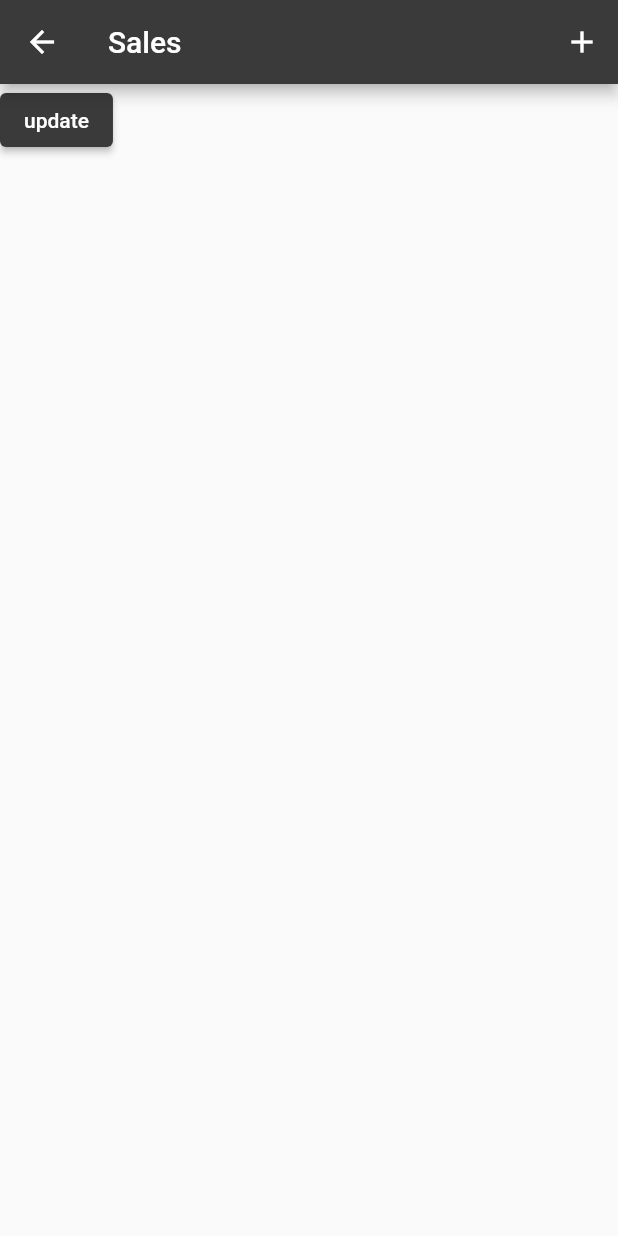
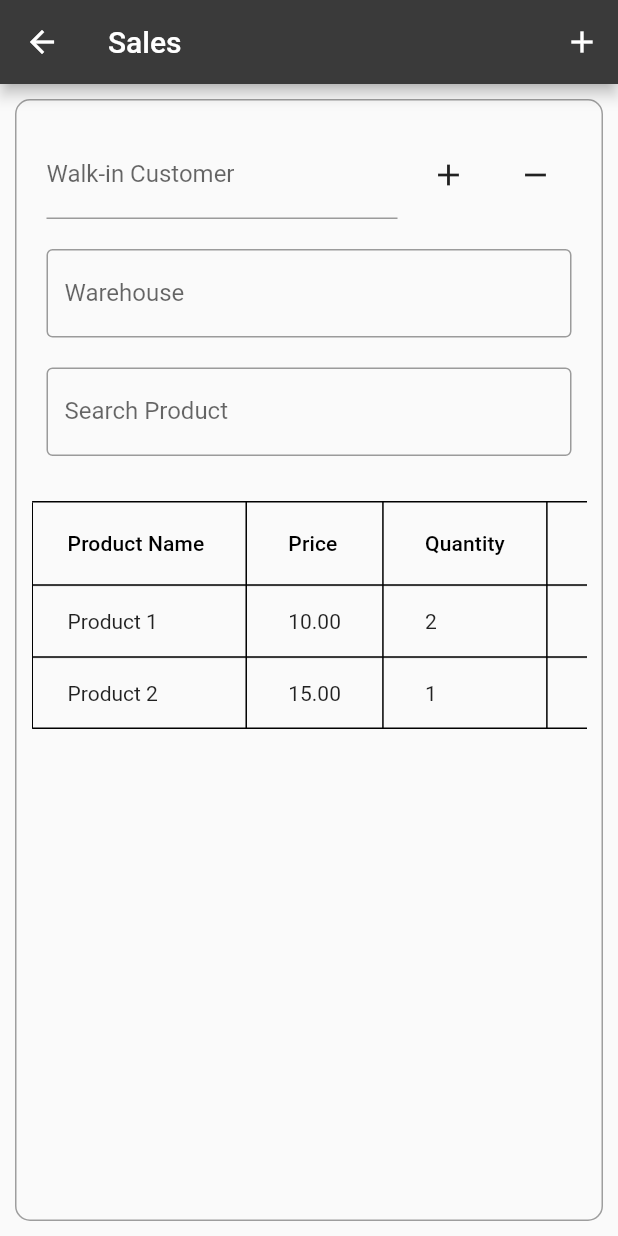
Before and after one commit to huzaifa7890/pos-app, a Flutter app: the SalesScreen screen opened by its route, on a phone screen of 412 x 824 dp. Run offline on Flutter 3.47's test engine with Material 2 defaults, Android fonts, the phone set to English and light mode, and no system bars; our stand-ins replace google_fonts, local_auth, shared_preferences, sqflite; missing offline and left inert: flutter_barcode_scanner; accounts and stored records are empty.

Commit message:
working on sales screens

```diff
--- a/lib/screens/products_screen.dart
+++ b/lib/screens/products_screen.dart
@@ -27,6 +27,10 @@ class _ProductScreenState extends State<ProductScreen> {
       productProvider = Provider.of<Products>(context, listen: false);
       productProvider.fetchingProductFromDB();
     });
+  }
+
+  Future<void> _refreshProducts() async {
+    await productProvider.fetchingProductFromDB();
   }
 
   @override
@@ -84,6 +88,8 @@ class _ProductScreenState extends State<ProductScreen> {
               ],
             ),
             Expanded(
+              child: RefreshIndicator(
+                onRefresh: _refreshProducts,
                 child: Consumer<Products>(
                   builder: (context, productProvider, _) {
                     final isLoading = productProvider.isLoading;
@@ -161,6 +167,7 @@ class _ProductScreenState extends State<ProductScreen> {
                   },
                 ),
               ),
+            ),
           ],
         ),
       ),
--- a/lib/screens/sales_screen.dart
+++ b/lib/screens/sales_screen.dart
@@ -1,7 +1,5 @@
 import 'package:flutter/material.dart';
-import 'package:pixelone/providers/products.dart';
 import 'package:pixelone/screens/add_new_orders.dart';
-import 'package:provider/provider.dart';
 
 class SalesScreen extends StatelessWidget {
   const SalesScreen({super.key});
@@ -19,15 +17,99 @@ class SalesScreen extends StatelessWidget {
               icon: const Icon(Icons.add)),
         ],
       ),
-      body: Column(
-        children: [
-          ElevatedButton(
-              onPressed: () {
-                Provider.of<Products>(context, listen: false)
-                    .storingDataInDbFromAPI();
-              },
-              child: const Text('update'))
-        ],
+      body: Container(
+        margin: const EdgeInsets.all(10.0),
+        padding: const EdgeInsets.all(10.0),
+        decoration: BoxDecoration(
+          borderRadius: BorderRadius.circular(10.0),
+          border: Border.all(color: Colors.grey),
+        ),
+        child: Column(
+          children: [
+            Padding(
+              padding: const EdgeInsets.all(10.0),
+              child: Row(
+                children: [
+                  Expanded(
+                    child: TextFormField(
+                      keyboardType: TextInputType.name,
+                      decoration: const InputDecoration(
+                        labelText: 'Walk-in Customer',
+                      ),
+                    ),
+                  ),
+                  const SizedBox(width: 10.0),
+                  IconButton(
+                    onPressed: () {},
+                    icon: const Icon(Icons.add),
+                  ),
+                  const SizedBox(width: 10.0),
+                  IconButton(
+                    onPressed: () {},
+                    icon: const Icon(Icons.remove),
+                  ),
+                ],
+              ),
+            ),
+            Padding(
+              padding: const EdgeInsets.all(10.0),
+              child: TextFormField(
+                decoration: const InputDecoration(
+                  border: OutlineInputBorder(),
+                  labelText: 'Warehouse',
+                ),
+              ),
+            ),
+            Padding(
+              padding: const EdgeInsets.all(10.0),
+              child: TextFormField(
+                decoration: const InputDecoration(
+                  border: OutlineInputBorder(),
+                  labelText: 'Search Product',
+                ),
+              ),
+            ),
+            const SizedBox(height: 20.0),
+            Expanded(
+              child: SingleChildScrollView(
+                scrollDirection: Axis.horizontal,
+                child: DataTable(
+                  border: TableBorder.all(width: 1),
+                  columns: const [
+                    DataColumn(label: Text('Product Name')),
+                    DataColumn(label: Text('Price')),
+                    DataColumn(label: Text('Quantity')),
+                    DataColumn(label: Text('Subtotal')),
+                    DataColumn(label: Icon(Icons.delete_outline)),
+                  ],
+                  rows: [
+                    DataRow(cells: [
+                      const DataCell(Text('Product 1')),
+                      const DataCell(Text('10.00')),
+                      const DataCell(Text('2')),
+                      const DataCell(Text('20.00')),
+                      DataCell(IconButton(
+                        icon: const Icon(Icons.delete),
+                        onPressed: () {},
+                      )),
+                    ]),
+                    DataRow(cells: [
+                      const DataCell(Text('Product 2')),
+                      const DataCell(Text('15.00')),
+                      const DataCell(Text('1')),
+                      const DataCell(Text('15.00')),
+                      DataCell(IconButton(
+                        icon: const Icon(Icons.delete),
+                        onPressed: () {},
+                      )),
+                    ]),
+                    // Add more rows as needed
+                  ],
+                ),
+              ),
+            ),
+          ],
+        ),
       ),
     );
   }
```
Lines whose indentation alone changed are shown as unchanged.
